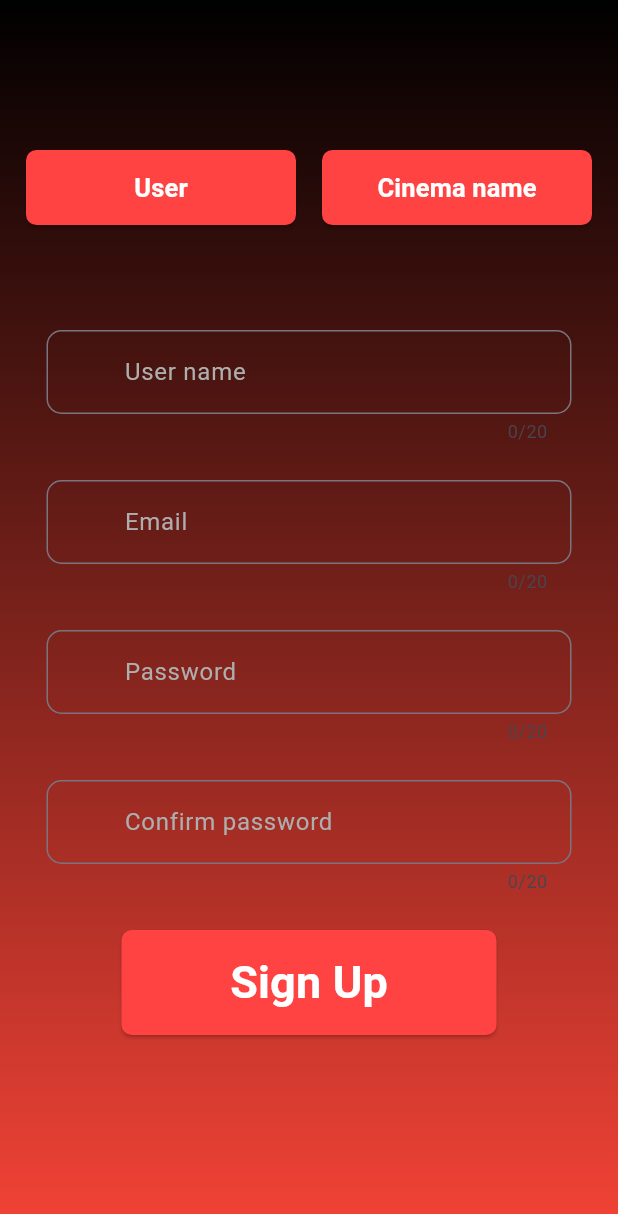
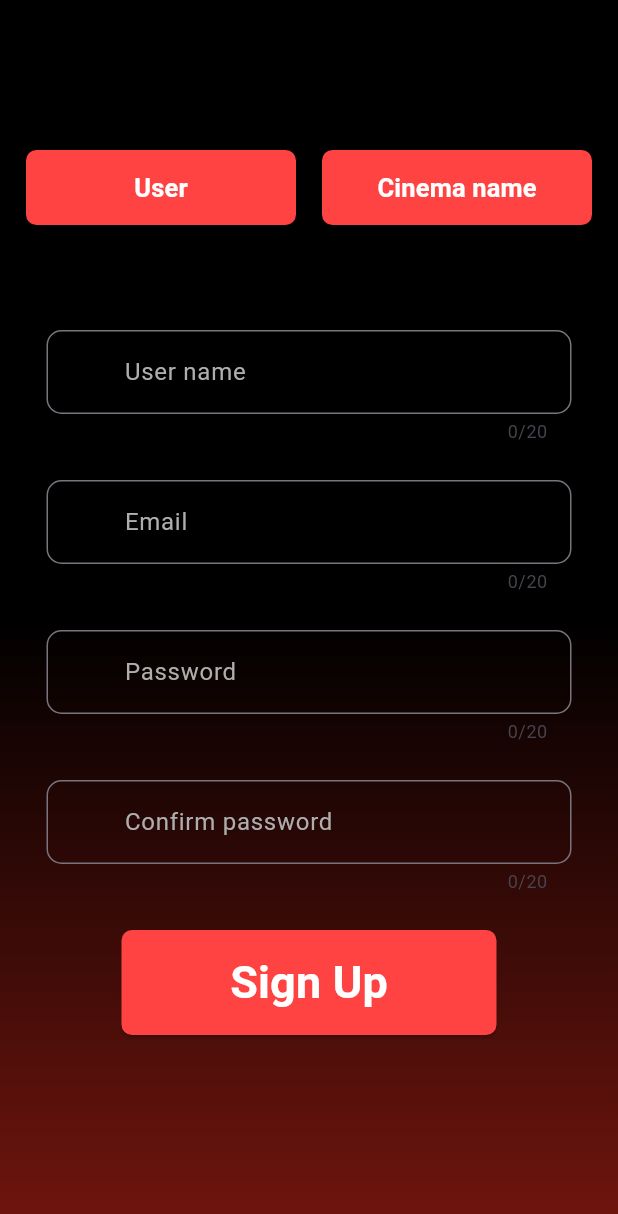
Before and after one commit to da-wit/flutter-2024-CinemaMate, a Flutter app: the Registration screen opened directly, on a phone screen of 412 x 824 dp. Shown: the top 1214 px of the screen. Run offline on Flutter 3.47's test engine with Material 3 defaults, Android fonts, the phone set to English and light mode, and no system bars; our stand-ins replace google_fonts, transparent_image.

Commit message:
Registration page background configured

```diff
--- a/cinema_mate/lib/presentation/screens/common/registration_page.dart
+++ b/cinema_mate/lib/presentation/screens/common/registration_page.dart
@@ -1,6 +1,9 @@
+import 'package:cinema_mate/presentation/widgets/app_color.dart';
 import 'package:cinema_mate/presentation/widgets/buttons.dart';
 import 'package:cinema_mate/presentation/widgets/register.dart';
 import 'package:flutter/material.dart';
+
+var newColor = AppColor();
 
 class Registration extends StatefulWidget {
   const Registration({super.key});
@@ -39,11 +42,12 @@ class _RegistrationState extends State<Registration> {
     return Scaffold(
       body: Container(
         height: double.infinity,
-        decoration: const BoxDecoration(
+        decoration: BoxDecoration(
           gradient: LinearGradient(
             colors: [
-              Colors.black,
-              Colors.red,
+              newColor.bg,
+              newColor.bg,
+              newColor.gradiantColor,
             ],
             begin: Alignment.topCenter,
             end: Alignment.bottomCenter,
--- a/cinema_mate/lib/presentation/widgets/app_color.dart
+++ b/cinema_mate/lib/presentation/widgets/app_color.dart
@@ -9,4 +9,5 @@ class AppColor {
   Color genre = const Color.fromARGB(255, 217, 217, 217);
   Color grey = const Color.fromARGB(255, 174, 174, 174);
   Color opblack = const Color.fromARGB(139, 0, 0, 0);
+  Color gradiantColor = const Color.fromARGB(255, 114, 21, 14);
 }
```
